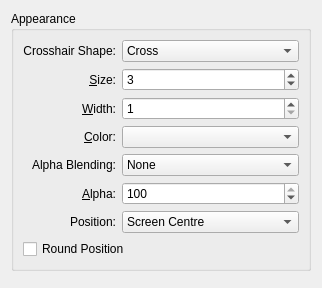
Before: the Qt Designer form crosshair_config.ui in tues/kwincrosshair, drawn with Qt 5.
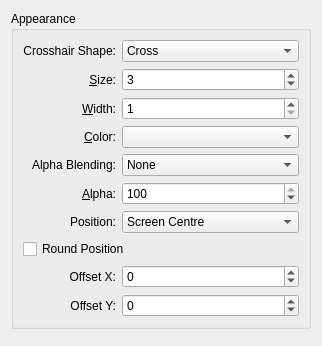
After: the same form once the commit is applied. Custom widgets are drawn as their Qt base class.

Commit message: ref #9: Added customisable offset

```diff
--- a/crosshair_config.ui
+++ b/crosshair_config.ui
@@ -295,6 +295,70 @@
         </property>
        </widget>
       </item>
+      <item row="8" column="0" >
+       <widget class="QLabel" name="offsetXLabel" >
+        <property name="text" >
+         <string>Offset X:</string>
+        </property>
+        <property name="alignment" >
+         <set>Qt::AlignRight|Qt::AlignTrailing|Qt::AlignVCenter</set>
+        </property>
+        <property name="buddy" >
+         <cstring>offsetXSpinBox</cstring>
+        </property>
+       </widget>
+      </item>
+      <item row="8" column="1" >
+       <widget class="KIntSpinBox" name="offsetXSpinBox" >
+        <property name="sizePolicy" >
+         <sizepolicy vsizetype="Fixed" hsizetype="Expanding" >
+          <horstretch>0</horstretch>
+          <verstretch>0</verstretch>
+         </sizepolicy>
+        </property>
+        <property name="minimum" >
+         <number>-1000</number>
+        </property>
+        <property name="maximum" >
+         <number>1000</number>
+        </property>
+        <property name="value" >
+         <number>0</number>
+        </property>
+       </widget>
+      </item>
+      <item row="9" column="0" >
+       <widget class="QLabel" name="offsetYLabel" >
+        <property name="text" >
+         <string>Offset Y:</string>
+        </property>
+        <property name="alignment" >
+         <set>Qt::AlignRight|Qt::AlignTrailing|Qt::AlignVCenter</set>
+        </property>
+        <property name="buddy" >
+         <cstring>offsetYSpinBox</cstring>
+        </property>
+       </widget>
+      </item>
+      <item row="9" column="1" >
+       <widget class="KIntSpinBox" name="offsetYSpinBox" >
+        <property name="sizePolicy" >
+         <sizepolicy vsizetype="Fixed" hsizetype="Expanding" >
+          <horstretch>0</horstretch>
+          <verstretch>0</verstretch>
+         </sizepolicy>
+        </property>
+        <property name="minimum" >
+         <number>-1000</number>
+        </property>
+        <property name="maximum" >
+         <number>1000</number>
+        </property>
+        <property name="value" >
+         <number>0</number>
+        </property>
+       </widget>
+      </item>
      </layout>
     </widget>
    </item>
```
The commit also changes 3 other files.
